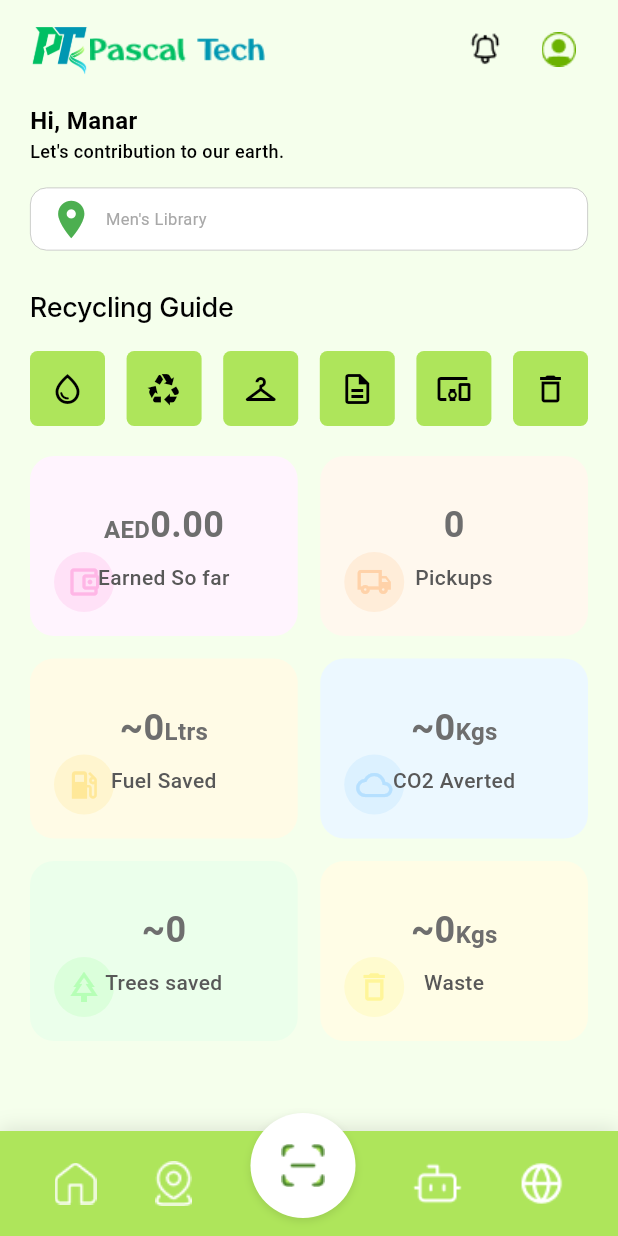
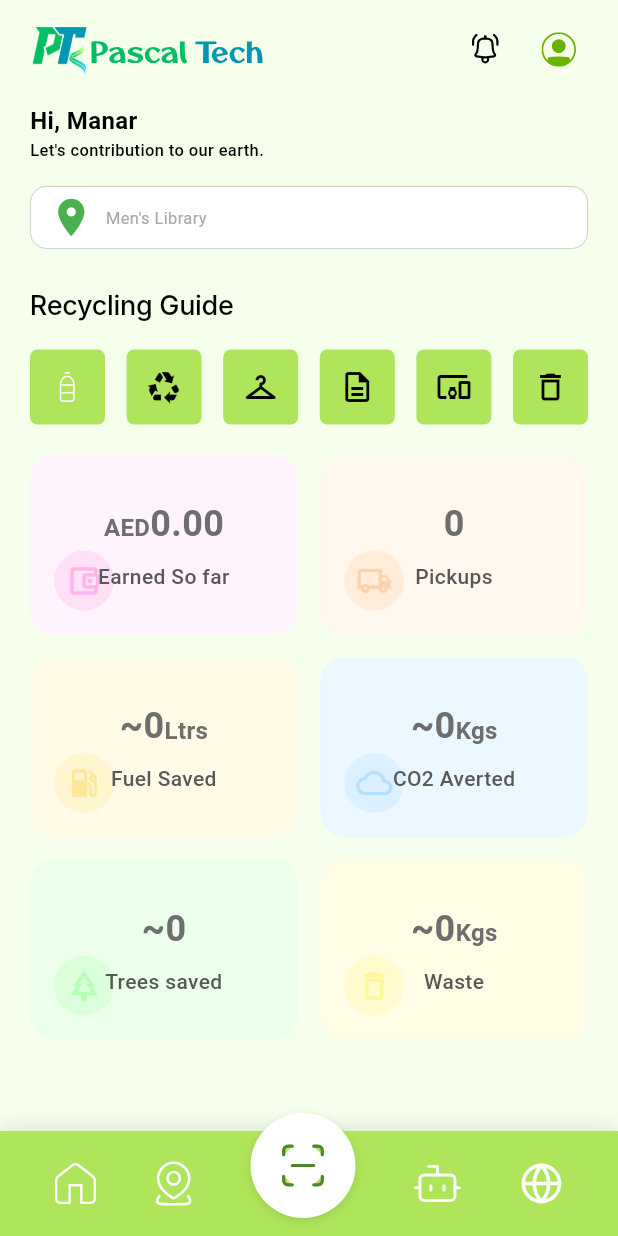
Before and after one commit to nhyan30/EcoAdvisor, a Flutter app: the HomeScreen screen opened directly, on a phone screen of 412 x 824 dp. Run offline on Flutter 3.47's test engine with Material 3 defaults, Android fonts, the phone set to English and light mode, and no system bars; our stand-ins replace flutter_svg; Roboto replaces fonts that are missing (Inter, Poppins).

Commit message:
Used SVG type instaed of PNG

```diff
--- a/lib/pages/home.dart
+++ b/lib/pages/home.dart
@@ -1,8 +1,5 @@
 import 'package:flutter/material.dart';
-
-void main() {
-  runApp(const Home());
-}
+import 'package:flutter_svg/flutter_svg.dart';
 
 class Home extends StatelessWidget {
   const Home({super.key});
@@ -91,9 +88,9 @@ class HomeScreen extends StatelessWidget {
             ),
             const SizedBox(width: 0), // Spacing between logo and company name
             // Company name image
-            Image.asset(
-              'images/pascalTech.png',
-              height: 16,
+            SvgPicture.asset(
+              'images/pascalTech.svg',
+              height: 35,
               fit: BoxFit.contain,
             ),
           ],
@@ -103,8 +100,8 @@ class HomeScreen extends StatelessWidget {
           children: [
             Container(
               padding: const EdgeInsets.all(8),
-              child: Image.asset(
-                'images/notifi.png',
+              child: SvgPicture.asset(
+                'images/notifi.svg',
                 width: 23,
                 height: 23,
                 fit: BoxFit.contain,
@@ -113,8 +110,8 @@ class HomeScreen extends StatelessWidget {
             const SizedBox(width: 10),
             Container(
               padding: const EdgeInsets.all(8),
-              child: Image.asset(
-                'images/profile.png',
+              child: SvgPicture.asset(
+                'images/profile.svg',
                 width: 23,
                 height: 23,
                 fit: BoxFit.contain,
@@ -143,7 +140,7 @@ class HomeScreen extends StatelessWidget {
           'Let\'s contribution to our earth.',
           style: TextStyle(
             color: Colors.black,
-            fontSize: 12,
+            fontSize: 11,
             fontFamily: 'Poppins',
             fontWeight: FontWeight.w500,
           ),
@@ -202,7 +199,7 @@ class HomeScreen extends StatelessWidget {
         Row(
           mainAxisAlignment: MainAxisAlignment.spaceBetween,
           children: [
-            _buildCategoryItem(Icons.water_drop_outlined),
+            _buildCategoryItem('images/plastic.svg'),
             _buildCategoryItem(Icons.recycling),
             _buildCategoryItem(Icons.checkroom),
             _buildCategoryItem(Icons.description_outlined),
@@ -214,7 +211,7 @@ class HomeScreen extends StatelessWidget {
     );
   }
 
-  Widget _buildCategoryItem(IconData icon) {
+  Widget _buildCategoryItem(dynamic icon) {
     return Container(
       width: 50,
       height: 50,
@@ -222,7 +219,16 @@ class HomeScreen extends StatelessWidget {
         color: const Color(0xFFAEE55B),
         shape: RoundedRectangleBorder(borderRadius: BorderRadius.circular(5)),
       ),
-      child: Icon(icon, color: Colors.black),
+      child: icon is IconData
+          ? Icon(icon, color: Colors.black)
+          : Center(
+              child: SvgPicture.asset(
+                icon,
+                width: 11, // Adjust this value to resize the SVG
+                height: 26, // Adjust this value to resize the SVG
+                fit: BoxFit.contain, // Optional: ensure consistent color
+              ),
+            ),
     );
   }
 
@@ -420,16 +426,16 @@ class HomeScreen extends StatelessWidget {
           Container(
             width: 28,
             height: 28,
-            child: Image.asset(
-              'images/home.png',
+            child: SvgPicture.asset(
+              'images/home.svg',
               fit: BoxFit.contain,
             ),
           ),
           Container(
             width: 30,
             height: 30,
-            child: Image.asset(
-              'images/locator.png',
+            child: SvgPicture.asset(
+              'images/locator.svg',
               fit: BoxFit.contain,
             ),
           ),
@@ -451,8 +457,8 @@ class HomeScreen extends StatelessWidget {
                 ],
               ),
               child: Center(
-                child: Image.asset(
-                  'images/scan.png',
+                child: SvgPicture.asset(
+                  'images/scan.svg',
                   width: 29,
                   height: 29,
                   fit: BoxFit.contain,
@@ -463,16 +469,16 @@ class HomeScreen extends StatelessWidget {
           Container(
             width: 36,
             height: 36,
-            child: Image.asset(
-              'images/chatbot.png',
+            child: SvgPicture.asset(
+              'images/chatbot.svg',
               fit: BoxFit.contain,
             ),
           ),
           Container(
             width: 30,
             height: 30,
-            child: Image.asset(
-              'images/community.png',
+            child: SvgPicture.asset(
+              'images/community.svg',
               fit: BoxFit.contain,
             ),
           ),
```
Also changed, not shown: pubspec.yaml (+10 -8 lines), images/chatbot.png (deleted), images/chatbot.svg (added), images/community.png (deleted), images/community.svg (added), images/home.png (deleted), images/home.svg (added), images/locator.png (deleted), images/locator.svg (added), images/notifi.png (deleted), images/notifi.svg (added), images/pascalTech.png (deleted), images/pascalTech.svg (added), images/plastic.svg (added), 5 more files.
